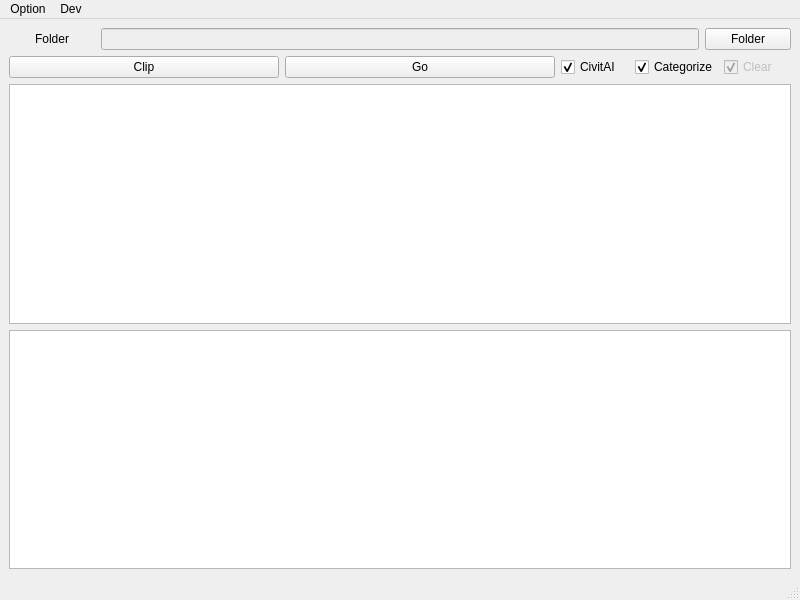
Qt form bringmeimage/bringmeimage_main.ui (ChrisYangTW/BringMeImage) before a commit.
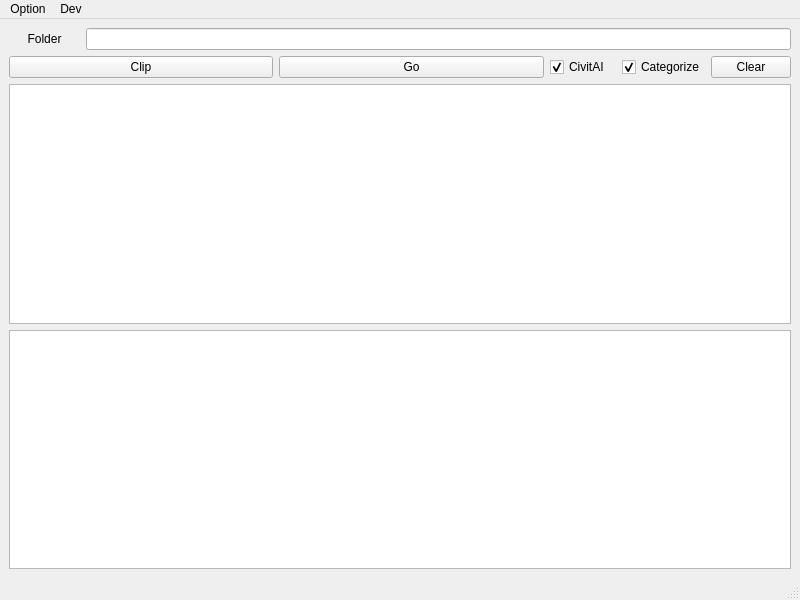
The same form after that commit.

Patch:
```diff
--- a/bringmeimage/bringmeimage_main.ui
+++ b/bringmeimage/bringmeimage_main.ui
@@ -16,7 +16,7 @@
   <widget class="QWidget" name="centralwidget">
    <layout class="QVBoxLayout" name="verticalLayout" stretch="1,1,2,2">
     <item>
-     <layout class="QHBoxLayout" name="horizontalLayout_1" stretch="2,14,2">
+     <layout class="QHBoxLayout" name="horizontalLayout_1" stretch="1,10">
       <item>
        <widget class="QLabel" name="folder_label">
         <property name="text">
@@ -30,14 +30,10 @@
       <item>
        <widget class="QLineEdit" name="folder_line_edit">
         <property name="enabled">
-         <bool>false</bool>
+         <bool>true</bool>
         </property>
-       </widget>
-      </item>
-      <item>
-       <widget class="QPushButton" name="choose_folder_button">
-        <property name="text">
-         <string>Folder</string>
+        <property name="readOnly">
+         <bool>true</bool>
         </property>
        </widget>
       </item>
@@ -86,19 +82,13 @@
        </widget>
       </item>
       <item>
-       <widget class="QCheckBox" name="clear_check_box">
-        <property name="enabled">
-         <bool>false</bool>
-        </property>
+       <widget class="QPushButton" name="clear_push_button">
         <property name="toolTip">
          <string>&quot;Clip&quot; executes, clear previously recorded URLs</string>
         </property>
         <property name="text">
          <string>Clear</string>
         </property>
-        <property name="checked">
-         <bool>true</bool>
-        </property>
        </widget>
       </item>
      </layout>
```
Left out of the diff: 12 changed lines with no effect on the pictures.
